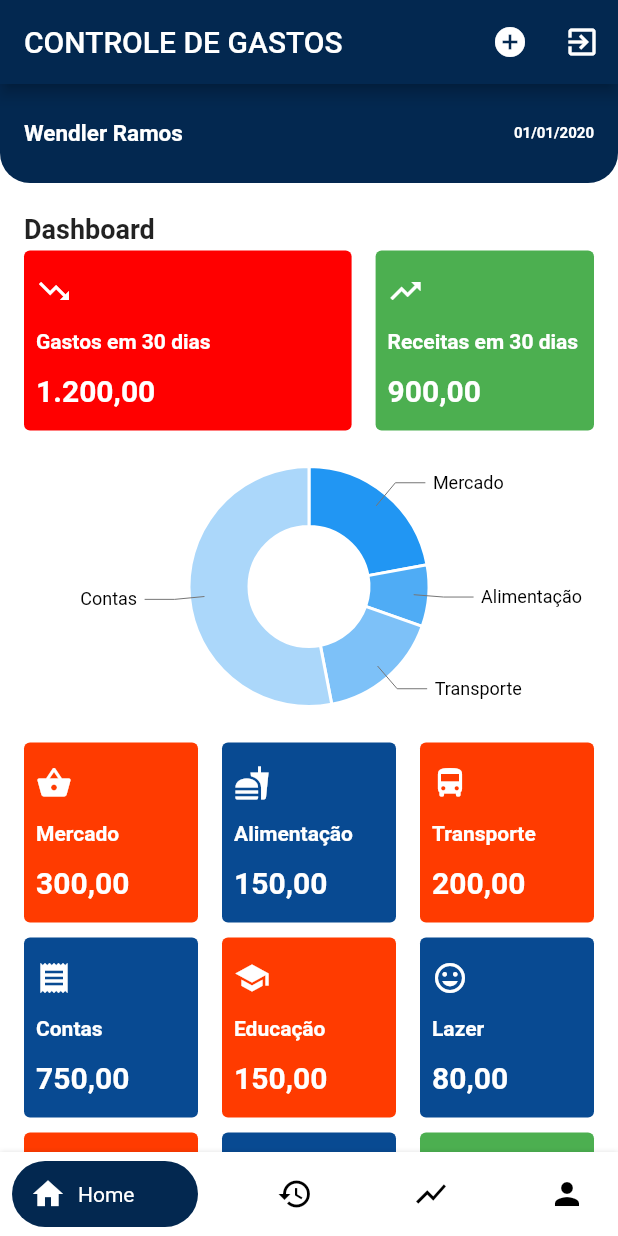
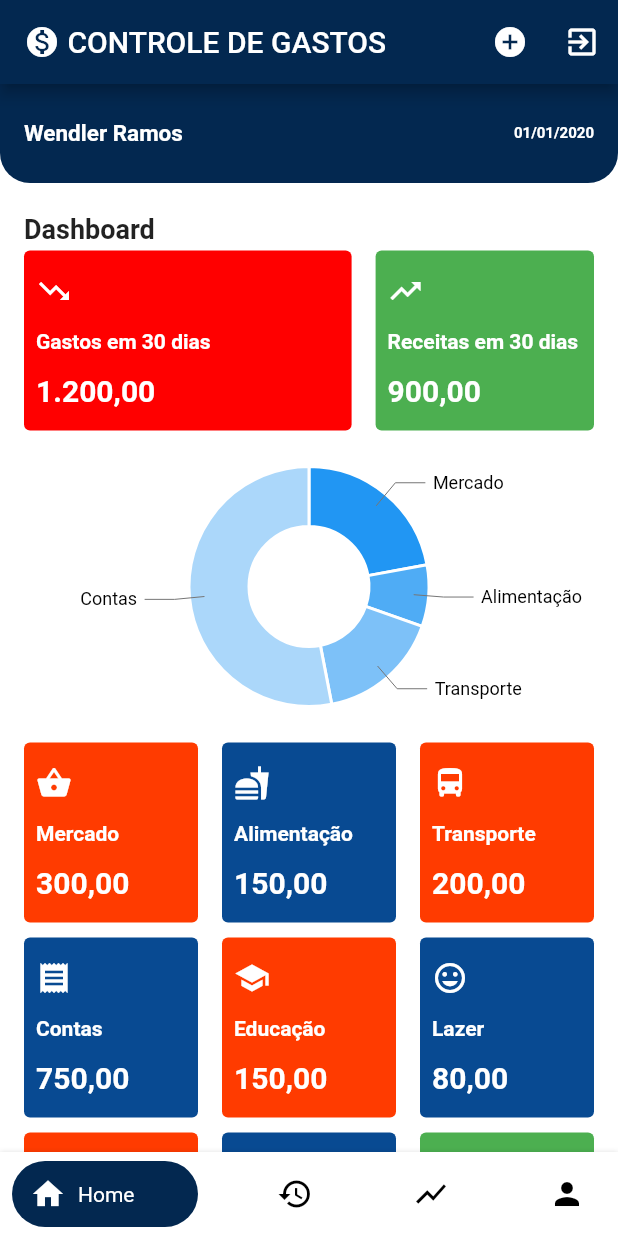
Before and after one commit to wendlerRamos/controlegastos-app, a Flutter app: the HomePage screen opened directly, on a phone screen of 412 x 824 dp. Run offline on Flutter 3.47's test engine with Material 2 defaults, Android fonts, the phone set to English and light mode, and no system bars; our stand-ins replace charts_flutter, datetime_picker_formfield.

Commit message:
Adding CG icon to home screen

```diff
--- a/lib/home.dart
+++ b/lib/home.dart
@@ -30,7 +30,12 @@ class _HomePageState extends State<HomePage> {
     return Scaffold(
       key: scaffoldKey,
       appBar: AppBar(
-        title: Text('CONTROLE DE GASTOS'),
+
+        title: Row(children: <Widget>[
+          Icon(Icons.monetization_on),
+          SizedBox(width: 5.0,),
+          Text('CONTROLE DE GASTOS')
+        ],),
         backgroundColor: _colorBlue,
         actions: <Widget>[
           IconButton(
```
